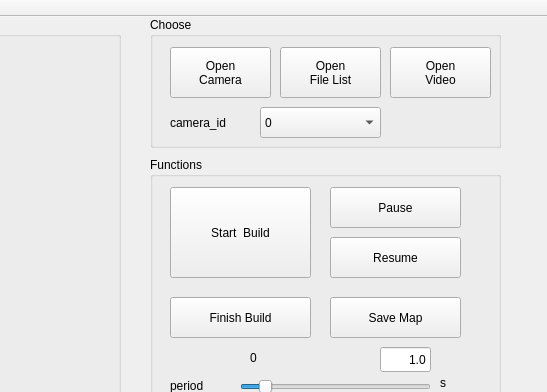
Qt form Map2d/mainwindow.ui (yfji/RealtimeMap2d) before a commit; both pictures show x 560 to 1107 and y 0 to 392 of the 1107 by 809 pixel window.
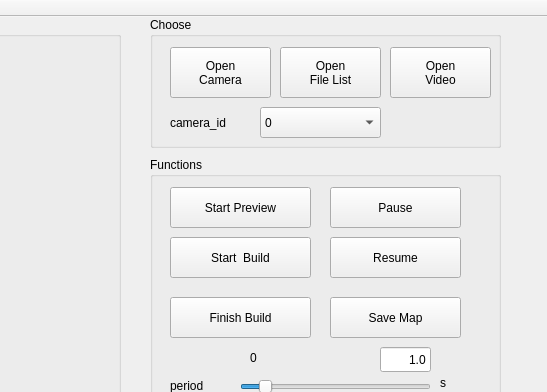
The same form after that commit.

Diff of the .ui file:
```diff
--- a/Map2d/mainwindow.ui
+++ b/Map2d/mainwindow.ui
@@ -152,9 +152,9 @@
      <property name="geometry">
       <rect>
        <x>20</x>
-       <y>30</y>
+       <y>80</y>
        <width>141</width>
-       <height>91</height>
+       <height>41</height>
       </rect>
      </property>
      <property name="text">
@@ -390,6 +390,19 @@
       <string>optimize</string>
      </property>
     </widget>
+    <widget class="QPushButton" name="btn_preview">
+     <property name="geometry">
+      <rect>
+       <x>20</x>
+       <y>30</y>
+       <width>141</width>
+       <height>41</height>
+      </rect>
+     </property>
+     <property name="text">
+      <string>Start Preview</string>
+     </property>
+    </widget>
    </widget>
    <widget class="QGroupBox" name="groupBox_4">
     <property name="geometry">
```
